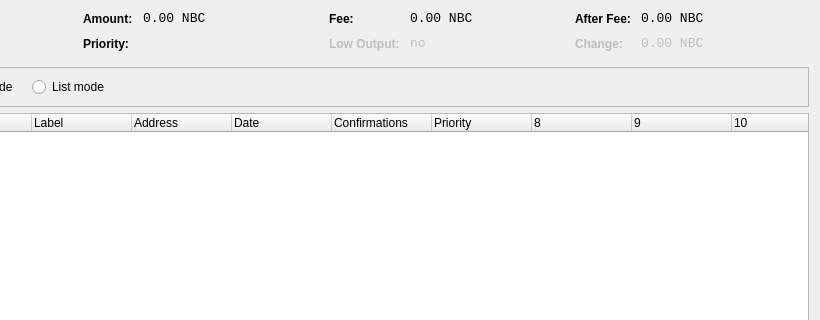
Qt form src/qt/forms/coincontroldialog.ui (Nobthub/Nobtcoin) before a commit; both pictures show x 180 to 1000 and y 0 to 320 of the 1000 by 500 pixel window.
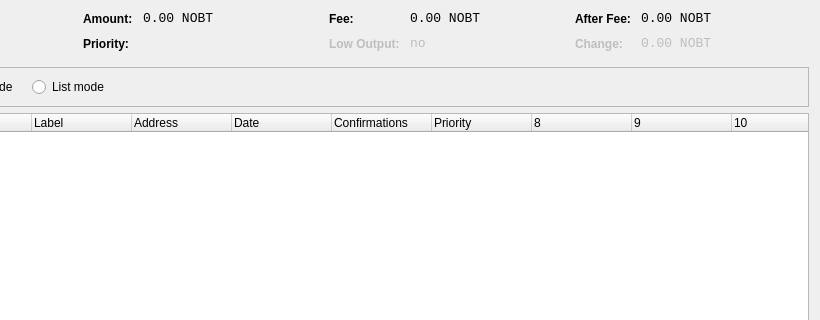
The same form after that commit. Custom widgets are drawn as their Qt base class.

The edit to the form file:
```diff
--- a/src/qt/forms/coincontroldialog.ui
+++ b/src/qt/forms/coincontroldialog.ui
@@ -141,7 +141,7 @@
           <enum>Qt::ActionsContextMenu</enum>
          </property>
          <property name="text">
-          <string notr="true">0.00 NBC</string>
+          <string notr="true">0.00 NOBT</string>
          </property>
          <property name="textInteractionFlags">
           <set>Qt::LinksAccessibleByMouse|Qt::TextSelectableByKeyboard|Qt::TextSelectableByMouse</set>
@@ -221,7 +221,7 @@
           <enum>Qt::ActionsContextMenu</enum>
          </property>
          <property name="text">
-          <string notr="true">0.00 NBC</string>
+          <string notr="true">0.00 NOBT</string>
          </property>
          <property name="textInteractionFlags">
           <set>Qt::LinksAccessibleByMouse|Qt::TextSelectableByKeyboard|Qt::TextSelectableByMouse</set>
@@ -307,7 +307,7 @@
           <enum>Qt::ActionsContextMenu</enum>
          </property>
          <property name="text">
-          <string notr="true">0.00 NBC</string>
+          <string notr="true">0.00 NOBT</string>
          </property>
          <property name="textInteractionFlags">
           <set>Qt::LinksAccessibleByMouse|Qt::TextSelectableByKeyboard|Qt::TextSelectableByMouse</set>
@@ -345,7 +345,7 @@
           <enum>Qt::ActionsContextMenu</enum>
          </property>
          <property name="text">
-          <string notr="true">0.00 NBC</string>
+          <string notr="true">0.00 NOBT</string>
          </property>
          <property name="textInteractionFlags">
           <set>Qt::LinksAccessibleByMouse|Qt::TextSelectableByKeyboard|Qt::TextSelectableByMouse</set>
```
